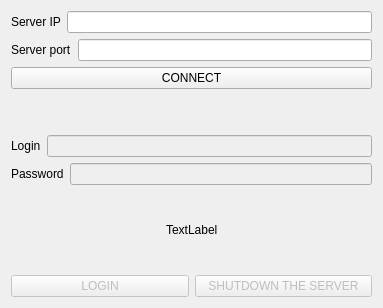
The window that src/client/GUI/mainwindow.ui (OhmSpectator/AuthSystem) describes before a commit, drawn with Qt 5.
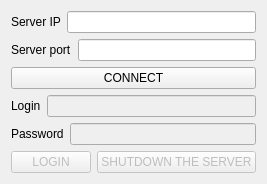
The same window after the commit. Custom widgets are drawn as their Qt base class.

Commit message: Logger fix, window szie decreased

```diff
--- a/src/client/GUI/mainwindow.ui
+++ b/src/client/GUI/mainwindow.ui
@@ -6,8 +6,8 @@
    <rect>
     <x>0</x>
     <y>0</y>
-    <width>383</width>
-    <height>308</height>
+    <width>266</width>
+    <height>184</height>
    </rect>
   </property>
   <property name="windowTitle">
@@ -137,43 +137,6 @@
         </item>
        </layout>
       </item>
-      <item>
-       <layout class="QHBoxLayout" name="horizontalLayout_4">
-        <item>
-         <spacer name="horizontalSpacer_2">
-          <property name="orientation">
-           <enum>Qt::Horizontal</enum>
-          </property>
-          <property name="sizeHint" stdset="0">
-           <size>
-            <width>40</width>
-            <height>20</height>
-           </size>
-          </property>
-         </spacer>
-        </item>
-        <item>
-         <widget class="QLabel" name="label_3">
-          <property name="text">
-           <string>TextLabel</string>
-          </property>
-         </widget>
-        </item>
-        <item>
-         <spacer name="horizontalSpacer">
-          <property name="orientation">
-           <enum>Qt::Horizontal</enum>
-          </property>
-          <property name="sizeHint" stdset="0">
-           <size>
-            <width>40</width>
-            <height>20</height>
-           </size>
-          </property>
-         </spacer>
-        </item>
-       </layout>
-      </item>
       <item>
        <layout class="QHBoxLayout" name="horizontalLayout_2">
         <item>
```
The commit also changes 2 other files.
